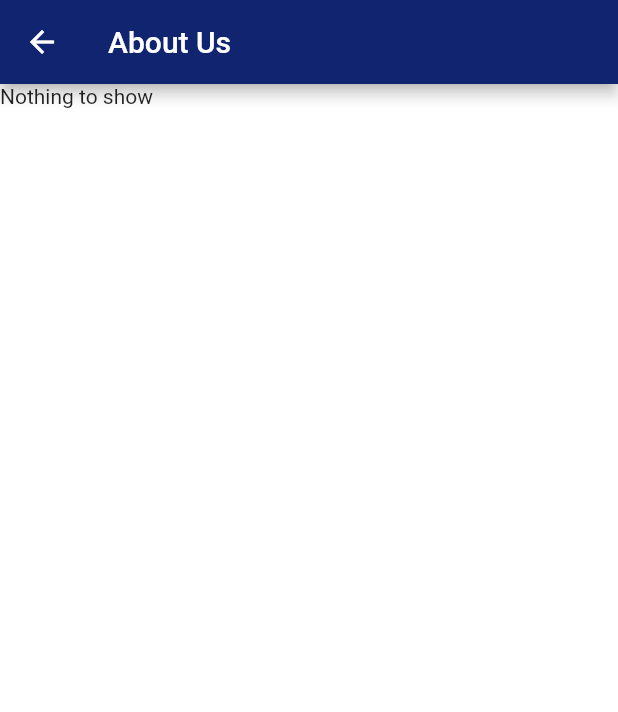
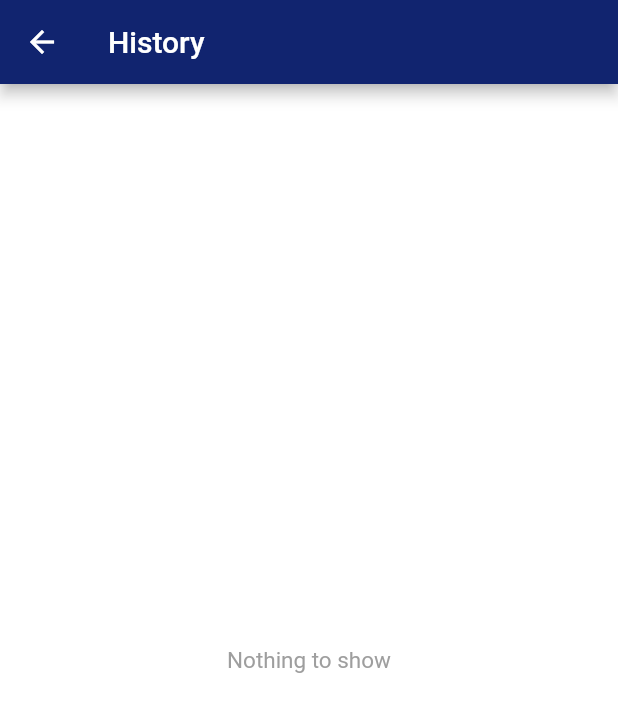
Before and after one commit to beardedsailor/Pdf-Maker-Flutter, a Flutter app: the PdfHistory screen opened directly, on a phone screen of 412 x 824 dp. Shown: the top 712 px of the screen. Run offline on Flutter 3.47's test engine with Material 2 defaults, Android fonts, the phone set to English and light mode, and no system bars; our stand-ins replace fluttertoast, image_cropper, image_gallery_saver, image_picker, open_file, pdf and 1 more; missing offline and left inert: photofilters; Roboto replaces fonts that are missing (ProductSans).

Commit message:
added some features

```diff
--- a/photo_editor_app/lib/screens/makepdf.dart
+++ /dev/null
@@ -1,115 +0,0 @@
-import 'dart:io';
-import 'package:flutter/material.dart';
-import 'package:open_file/open_file.dart';
-import 'package:path/path.dart';
-import 'package:photo_editor_app/screens/homePage.dart';
-import 'package:photo_editor_app/utils/elements.dart';
-import 'package:photo_editor_app/utils/griditem.dart';
-
-class PdfHistory extends StatefulWidget {
-  // final List<String> documents;
-  // PdfHistory(this.documents);
-  @override
-  _PdfHistoryState createState() => _PdfHistoryState();
-}
-
-class _PdfHistoryState extends State<PdfHistory> {
-  List<Widget> _pdfWidgets;
-  List<Widget> get document => _pdfWidgets;
-  Directory _photoDir = new Directory('/storage/emulated/0/photo_edito_app');
-  var documentList;
-  bool isLoading = true;
-
-  @override
-  void initState() {
-    loadDocumentList();
-    setState(() {
-      print(documentList[0]);
-    });
-    super.initState();
-  }
-
-  @override
-  Widget build(BuildContext context) {
-    return Scaffold(
-      appBar: Elements.appBar("About Us", Icons.arrow_back, () {
-        Navigator.push(
-            context, new MaterialPageRoute(builder: (context) => HomePage()));
-      }),
-        backgroundColor: Colors.white,
-        body: SafeArea(
-            child: Column(children: [
-          isLoading?Container(child: Text("Nothing to show"),):
-          Expanded(
-            child: ListView.builder(
-                itemCount: documentList.length,
-                itemBuilder: (context, index) {
-                  return ListTile(
-                    leading: new Icon(Icons.picture_as_pdf_rounded),
-                    title:
-                        new Text("Document " + basename(documentList[index])),
-                    focusColor: Colors.grey[300],
-                    tileColor: Colors.grey[100],
-                  );
-                }),
-          )
-        ]
-                //   height: 500,
-                //   child: Expanded(
-
-                //     child:
-
-                //   ),
-                // ),
-                // child: GridView.builder(
-                //     itemCount: historyOfDocuments.length,
-                //     gridDelegate: SliverGridDelegateWithFixedCrossAxisCount(
-                //         crossAxisCount: 2,
-                //         // childAspectRatio: (itemWidth / itemHeight),
-                //         crossAxisSpacing: 2,
-                //         mainAxisSpacing: 2),
-                //     itemBuilder: (context, index) {
-                //       return GridItem(
-                //           item: File(historyOfDocuments[index]),
-                //           isSelected: (value) {
-                //             setState(() {
-                //               // if (value) {
-                //               //   selectedList.add(tempOutput[index]);
-                //               // } else {
-                //               //   selectedList.remove(tempOutput[index]);
-                //               // }
-                //             });
-                //           },
-                //           key: Key(historyOfDocuments[index].toString()));
-                //     }),
-                // child: GridView.builder(
-                //     itemCount: historyOfDocuments.length,
-                //     gridDelegate: SliverGridDelegateWithFixedCrossAxisCount(
-                //         crossAxisCount: 2,
-                //         childAspectRatio: (3 / 4),
-                //         crossAxisSpacing: 2,
-                //         mainAxisSpacing: 2),
-                //     itemBuilder: (context, index) {
-                //       return GridItem(
-                //           item: File("/storage/emulated/0/photo_edito_app/8665.pdf"),
-
-                //         // onTap: () => OpenFile.open(historyOfDocuments[index].toString()),
-                //       );
-                //     }),
-
-                )));
-  }
-
-  loadDocumentList() async {
-    documentList = _photoDir
-        .listSync()
-        .map((item1) => item1.path)
-        .where((item1) => item1.endsWith(".pdf"))
-        .toList();
-    setState(() {
-      isLoading = false;
-      print(documentList);
-    });
-    // tempOutput = imageList.toList();
-  }
-}
--- /dev/null
+++ b/photo_editor_app/lib/screens/pdf_history.dart
@@ -0,0 +1,81 @@
+import 'dart:io';
+import 'package:flutter/material.dart';
+import 'package:open_file/open_file.dart';
+import 'package:path/path.dart';
+import 'package:photo_editor_app/screens/homePage.dart';
+import 'package:photo_editor_app/utils/elements.dart';
+
+class PdfHistory extends StatefulWidget {
+  @override
+  _PdfHistoryState createState() => _PdfHistoryState();
+}
+
+class _PdfHistoryState extends State<PdfHistory> {
+  List<Widget> _pdfWidgets;
+  List<Widget> get document => _pdfWidgets;
+  Directory _photoDir = new Directory('/storage/emulated/0/photo_edito_app');
+  var documentList;
+  bool isLoading = true;
+
+  @override
+  void initState() {
+    loadDocumentList();
+    setState(() {});
+    super.initState();
+  }
+
+  @override
+  Widget build(BuildContext context) {
+    return Scaffold(
+        appBar: Elements.appBar("History", Icons.arrow_back, () {
+          Navigator.push(
+              context, new MaterialPageRoute(builder: (context) => HomePage()));
+        }),
+        backgroundColor: Colors.white,
+        body: SafeArea(
+            child:   isLoading
+              ? Center(
+                  child: Text("Nothing to show",
+                  style: Elements.textStyle(15.0, Colors.grey),
+                  ),
+                )
+              :
+            Column(
+              children: [
+         Expanded(
+                  child: ListView.builder(
+                      itemCount: documentList.length,
+                      itemBuilder: (context, index) {
+                        return ListTile(
+                          leading: new Icon(Icons.picture_as_pdf_rounded),
+                          title: new Text(basename(documentList[index])),
+                          focusColor: Colors.grey[300],
+                          tileColor: Colors.grey[100],
+                          onTap: () {
+                            OpenFile.open(documentList[index]);
+                          },
+                        );
+                      }),
+                )
+        ])));
+  }
+
+  loadDocumentList() async {
+    documentList = _photoDir
+        .listSync()
+        .map((item1) => item1.path)
+        .where((item1) => item1.endsWith(".pdf"))
+        .toList();
+    setState(() {
+      if (documentList.isEmpty) {
+        isLoading = true;
+        print(documentList);
+      } else {
+        isLoading = false;
+      }
+    });
+    setState(() {
+
+    });
+  }
+}
```
Also changed, not shown: photo_editor_app/lib/screens/homePage.dart (+109 -17 lines), photo_editor_app/lib/screens/pdfviewerhistory.dart (+8 -6 lines).
